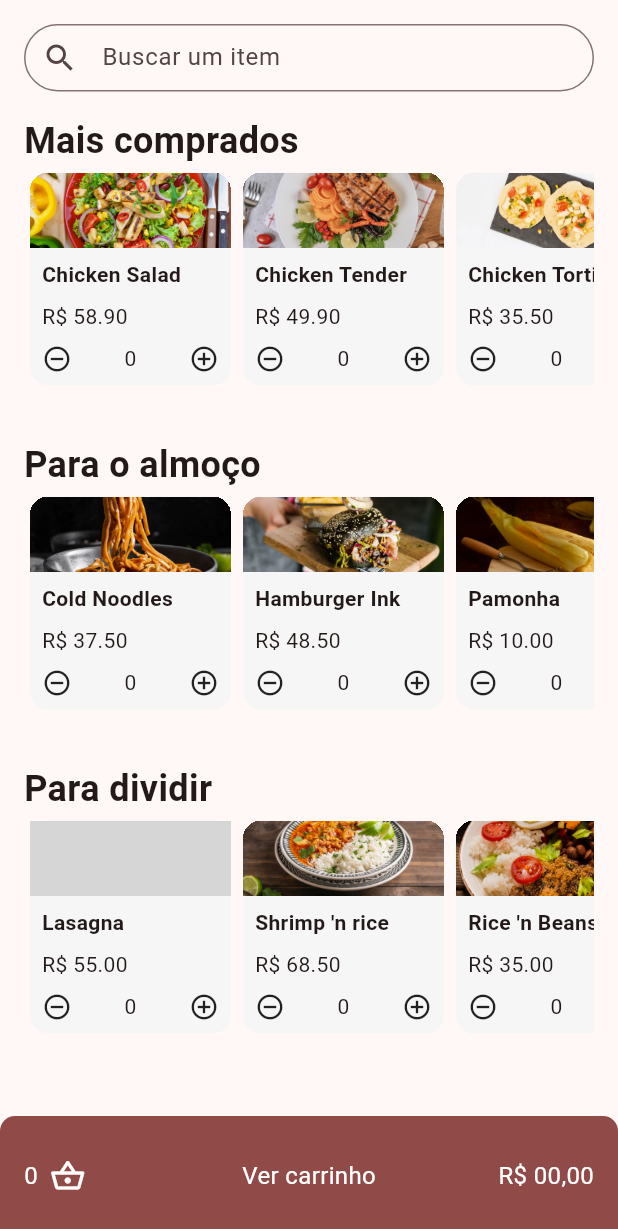
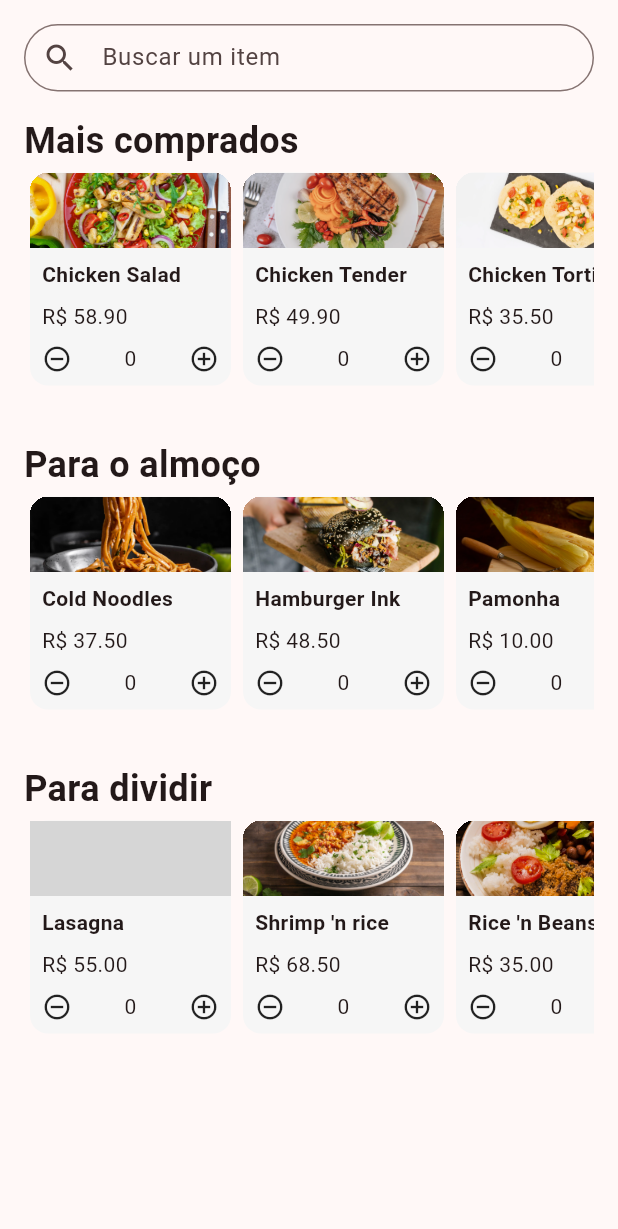
Before and after one commit to msbzz/flutterMobx, a Flutter app: the screen it shows after launch, on a phone screen of 412 x 824 dp. Shown: the top 1229 px of the screen. Run offline on Flutter 3.47's test engine with Material 3 defaults, Android fonts, the phone set to English and light mode, and no system bars; our stand-ins replace flutter_mobx, mobx; generated files the repository leaves out were written again; grey boxes are pictures that could not be loaded.

Commit message:
Utilização do conceito 'observável condicional' em apresentar o botão ver carrinho

```diff
--- a/panucci_delivery/lib/screens/home.dart
+++ b/panucci_delivery/lib/screens/home.dart
@@ -40,15 +40,17 @@ class Home extends StatelessWidget {
               child: Align(
                   alignment: Alignment.bottomCenter,
                   child: Observer(
-                    builder: (_) => InkWell(
+                    builder: (_) => !carrinhoStore.listaVazia
+                        ? InkWell(
                             onTap: () {},
                             child: Ink(
                                 width: double.infinity,
                                 height: 80,
                                 padding: const EdgeInsets.all(16),
                                 decoration: BoxDecoration(
-                                  color:
-                                      Theme.of(context).colorScheme.surfaceTint,
+                                    color: Theme.of(context)
+                                        .colorScheme
+                                        .surfaceTint,
                                     borderRadius: const BorderRadius.vertical(
                                         top: Radius.circular(10))),
                                 child: Stack(children: [
@@ -101,8 +103,9 @@ class Home extends StatelessWidget {
                                     ),
                                   ),
                                 ])),
+                          )
+                        : Container(),
                   )),
-              ),
             )
           ],
         ),
--- a/panucci_delivery/lib/store/carrinho_store.dart
+++ b/panucci_delivery/lib/store/carrinho_store.dart
@@ -12,6 +12,8 @@ abstract class _CarrinhoStore with Store {
   @computed
   int get quantidadeItem => listaItem.length;
 
+  @computed
+  bool get listaVazia => listaItem.isEmpty;
 
   @action
   void adicionaCarrinho(Item item) {
```
Also changed, not shown: info/carrinho.controle.lista.vazia.png (added), info/home.ternario.apresenta.btn.carrinho.png (added), panucci_delivery/lib/store/carrinho_store.g.dart, 1 other file. Lines whose indentation alone changed are shown as unchanged.
